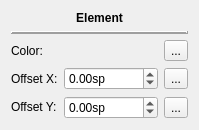
Above: mscore/mscore/inspector_element.ui from musescore/musescore-old before the change. Below: the same form after it.
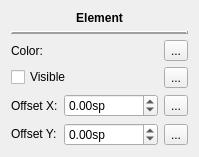
That is the form after the change. Icons and pictures are not drawn. Custom widgets are drawn as their Qt base class.

Diff of the .ui file:
```diff
--- a/mscore/mscore/inspector_element.ui
+++ b/mscore/mscore/inspector_element.ui
@@ -7,7 +7,7 @@
     <x>0</x>
     <y>0</y>
     <width>197</width>
-    <height>114</height>
+    <height>150</height>
    </rect>
   </property>
   <property name="windowTitle">
@@ -46,44 +46,6 @@
    <item>
     <layout class="QGridLayout" name="gridLayout">
      <item row="2" column="1">
-      <widget class="QDoubleSpinBox" name="offsetY">
-       <property name="suffix">
-        <string extracomment="spatium unit">sp</string>
-       </property>
-       <property name="minimum">
-        <double>-10000.000000000000000</double>
-       </property>
-       <property name="maximum">
-        <double>10000.000000000000000</double>
-       </property>
-       <property name="singleStep">
-        <double>0.500000000000000</double>
-       </property>
-      </widget>
-     </item>
-     <item row="1" column="2">
-      <widget class="QToolButton" name="resetX">
-       <property name="text">
-        <string>...</string>
-       </property>
-       <property name="icon">
-        <iconset resource="musescore.qrc">
-         <normaloff>:/data/icons-dark/resetproperty.png</normaloff>:/data/icons-dark/resetproperty.png</iconset>
-       </property>
-      </widget>
-     </item>
-     <item row="2" column="2">
-      <widget class="QToolButton" name="resetY">
-       <property name="text">
-        <string>...</string>
-       </property>
-       <property name="icon">
-        <iconset resource="musescore.qrc">
-         <normaloff>:/data/icons-dark/resetproperty.png</normaloff>:/data/icons-dark/resetproperty.png</iconset>
-       </property>
-      </widget>
-     </item>
-     <item row="1" column="1">
       <widget class="QDoubleSpinBox" name="offsetX">
        <property name="suffix">
         <string extracomment="spatium unit">sp</string>
@@ -99,7 +61,7 @@
        </property>
       </widget>
      </item>
-     <item row="2" column="0">
+     <item row="3" column="0">
       <widget class="QLabel" name="label_3">
        <property name="sizePolicy">
         <sizepolicy hsizetype="Preferred" vsizetype="Fixed">
@@ -112,7 +74,7 @@
        </property>
       </widget>
      </item>
-     <item row="1" column="0">
+     <item row="2" column="0">
       <widget class="QLabel" name="label_2">
        <property name="text">
         <string>Offset X:</string>
@@ -126,6 +88,33 @@
        </property>
       </widget>
      </item>
+     <item row="3" column="1">
+      <widget class="QDoubleSpinBox" name="offsetY">
+       <property name="suffix">
+        <string extracomment="spatium unit">sp</string>
+       </property>
+       <property name="minimum">
+        <double>-10000.000000000000000</double>
+       </property>
+       <property name="maximum">
+        <double>10000.000000000000000</double>
+       </property>
+       <property name="singleStep">
+        <double>0.500000000000000</double>
+       </property>
+      </widget>
+     </item>
+     <item row="3" column="2">
+      <widget class="QToolButton" name="resetY">
+       <property name="text">
+        <string>...</string>
+       </property>
+       <property name="icon">
+        <iconset resource="musescore.qrc">
+         <normaloff>:/data/icons-dark/resetproperty.png</normaloff>:/data/icons-dark/resetproperty.png</iconset>
+       </property>
+      </widget>
+     </item>
      <item row="0" column="2">
       <widget class="QToolButton" name="resetColor">
        <property name="text">
@@ -140,6 +129,35 @@
      <item row="0" column="1">
       <widget class="Awl::ColorLabel" name="color"/>
      </item>
+     <item row="1" column="0" colspan="2">
+      <widget class="QCheckBox" name="visible">
+       <property name="text">
+        <string>Visible</string>
+       </property>
+      </widget>
+     </item>
+     <item row="2" column="2">
+      <widget class="QToolButton" name="resetX">
+       <property name="text">
+        <string>...</string>
+       </property>
+       <property name="icon">
+        <iconset resource="musescore.qrc">
+         <normaloff>:/data/icons-dark/resetproperty.png</normaloff>:/data/icons-dark/resetproperty.png</iconset>
+       </property>
+      </widget>
+     </item>
+     <item row="1" column="2">
+      <widget class="QToolButton" name="resetVisible">
+       <property name="text">
+        <string>...</string>
+       </property>
+       <property name="icon">
+        <iconset resource="musescore.qrc">
+         <normaloff>:/data/icons-dark/resetproperty.png</normaloff>:/data/icons-dark/resetproperty.png</iconset>
+       </property>
+      </widget>
+     </item>
     </layout>
    </item>
   </layout>
```
